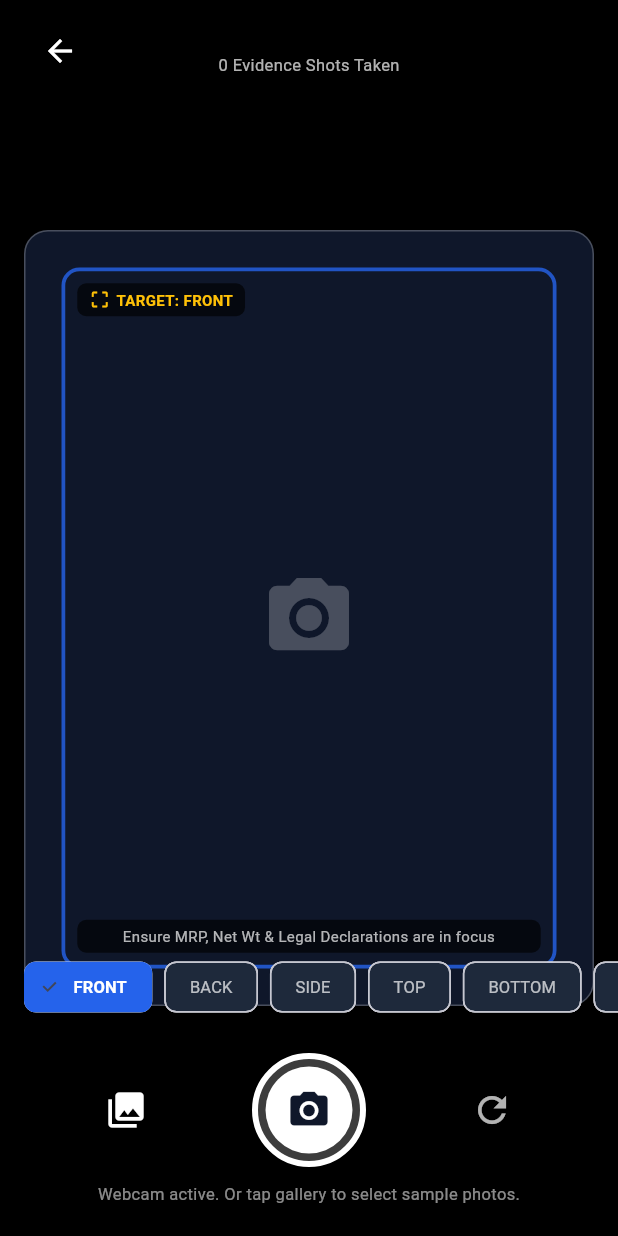
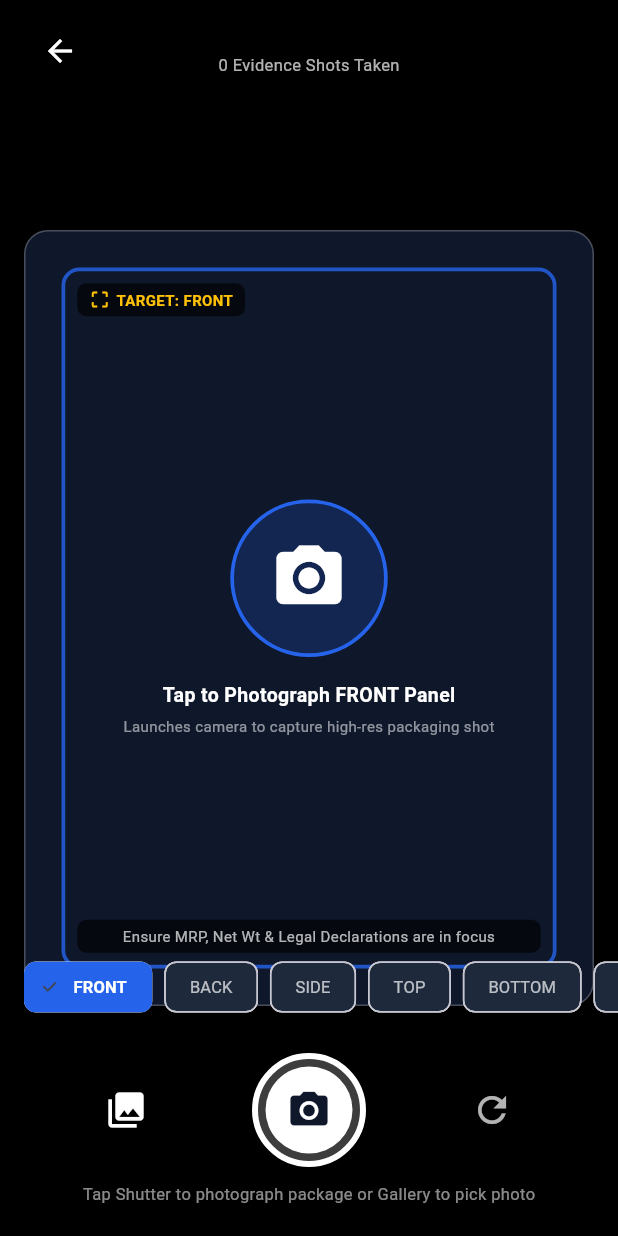
Before and after one commit to Akhilan9/SIH_LabelSure, a Flutter app: the CameraScreen screen opened directly with empty values, on a phone screen of 412 x 824 dp. Run offline on Flutter 3.47's test engine with Material 3 defaults, Android fonts, the phone set to English and light mode, and no system bars; our stand-ins replace image_picker; missing offline and left inert: dart:html, dart:ui_web; accounts and stored records are empty.

Commit message:
fix(mobile): remove CAMERA manifest conflict to allow native camera launch and add tap-to-capture prompt

```diff
--- a/apps/mobile/lib/screens/camera_screen.dart
+++ b/apps/mobile/lib/screens/camera_screen.dart
@@ -204,14 +204,40 @@ class _CameraScreenState extends State<CameraScreen> {
                   child: Stack(
                     alignment: Alignment.center,
                     children: [
-                      // Layer 1: Live Video Feed
+                      // Layer 1: Live Video Feed or Native Camera Trigger
                       if (_webcam.isSupported)
                         Positioned.fill(
                           child: _webcam.buildPreview(),
                         )
                       else
-                        const Center(
-                          child: Icon(Icons.camera_alt, color: Colors.white24, size: 64),
+                        Center(
+                          child: Column(
+                            mainAxisAlignment: MainAxisAlignment.center,
+                            children: [
+                              GestureDetector(
+                                onTap: _isCapturing ? null : _capturePhoto,
+                                child: Container(
+                                  padding: const EdgeInsets.all(24),
+                                  decoration: BoxDecoration(
+                                    color: AppColors.primary.withOpacity(0.2),
+                                    shape: BoxShape.circle,
+                                    border: Border.all(color: AppColors.primary, width: 2.5),
+                                  ),
+                                  child: const Icon(Icons.camera_alt, color: Colors.white, size: 52),
+                                ),
+                              ),
+                              const SizedBox(height: 16),
+                              Text(
+                                'Tap to Photograph $_activeViewType Panel',
+                                style: const TextStyle(color: Colors.white, fontSize: 13, fontWeight: FontWeight.bold),
+                              ),
+                              const SizedBox(height: 4),
+                              const Text(
+                                'Launches camera to capture high-res packaging shot',
+                                style: TextStyle(color: Colors.white54, fontSize: 10),
+                              ),
+                            ],
+                          ),
                         ),
 
                       // Layer 2: Shutter Flash Effect
@@ -420,9 +446,9 @@ class _CameraScreenState extends State<CameraScreen> {
                   ),
                   const SizedBox(height: 10),
                   Text(
-                    _webcam.isInitialized
+                    _webcam.isSupported && _webcam.isInitialized
                         ? 'Tap Camera to capture live webcam frame'
-                        : 'Webcam active. Or tap gallery to select sample photos.',
+                        : 'Tap Shutter to photograph package or Gallery to pick photo',
                     style: const TextStyle(color: Colors.white54, fontSize: 11),
                   ),
                 ],
```
Also changed, not shown: 1 other file.
